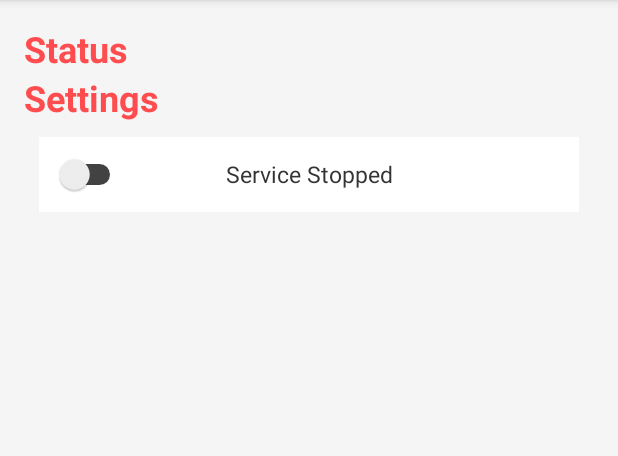
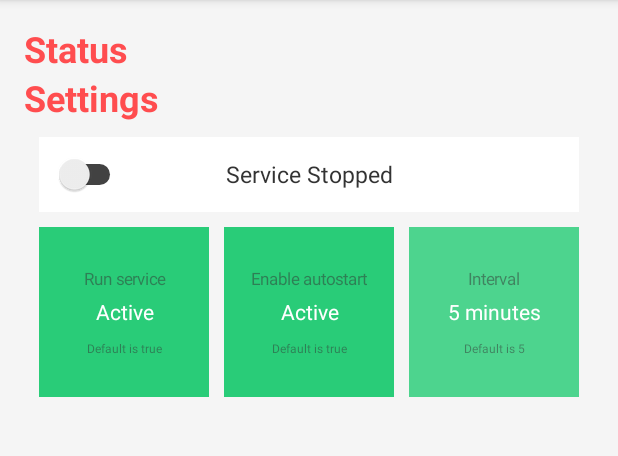
Before and after one commit to intxcc/OwnTrack, an Android app: the screen it shows after launch (MainActivity), on a phone screen of 412 x 824 dp, the part 84-540 px from its top. Run offline under Robolectric (Android 15) with nearby library versions, the phone set to English and light mode, and no system bars; 2 statements that could not run were skipped.

Commit message:
Dirty written, but good looking preference interface. Beautify!

```diff
--- a/app/src/main/java/cc/intx/owntrack/MainActivity.java
+++ b/app/src/main/java/cc/intx/owntrack/MainActivity.java
@@ -10,8 +10,11 @@ import android.util.Log;
 import android.view.View;
 import android.widget.CompoundButton;
 import android.widget.FrameLayout;
+import android.widget.GridView;
 import android.widget.Switch;
 import android.widget.TextView;
+
+import java.util.ArrayList;
 
 public class MainActivity extends AppCompatActivity {
     //Debug tag
@@ -27,7 +30,6 @@ public class MainActivity extends AppCompatActivity {
     private FrameLayout switchLayoutF;
     private TextView switchTextOverlay;
     private Switch activeSwitch;
-    private Preferences preferences;
 
     //Extend control service class, so we can use this class variables more easily
     public class ServiceControl extends ServiceControlClass {
@@ -136,7 +138,14 @@ public class MainActivity extends AppCompatActivity {
         switchTextOverlay = (TextView) findViewById(R.id.active_switcher_label_overlay);
         switchLayoutF = (FrameLayout) findViewById(R.id.active_switcher_text_overlay);
         activeSwitch = (Switch) findViewById(R.id.active_switch);
-        preferences = new Preferences(this, TAG);
+        Preferences preferences = new Preferences(this, TAG);
+
+        //TODO/////////////////////////////////////////////
+        GridView gridview = (GridView) findViewById(R.id.gridview);
+        ArrayList<Preferences.PrefItem> pItems = preferences.getAll();
+
+        gridview.setAdapter(new PreferenceItems(this, pItems, TAG, animationInterpolator, fastAnimationSpeed));
+        ////////////////////////////////////////////
 
         //Called when the layout of the view overlay changes
         switchLayoutOverlay.addOnLayoutChangeListener(new View.OnLayoutChangeListener() {
--- /dev/null
+++ b/app/src/main/java/cc/intx/owntrack/PreferenceItems.java
@@ -0,0 +1,290 @@
+package cc.intx.owntrack;
+
+import android.animation.TimeInterpolator;
+import android.content.Context;
+import android.graphics.Color;
+import android.os.Build;
+import android.util.Log;
+import android.util.Pair;
+import android.view.Gravity;
+import android.view.MotionEvent;
+import android.view.View;
+import android.view.ViewGroup;
+import android.view.animation.Animation;
+import android.view.animation.Interpolator;
+import android.view.animation.TranslateAnimation;
+import android.widget.ArrayAdapter;
+import android.widget.FrameLayout;
+import android.widget.NumberPicker;
+import android.widget.TextView;
+import android.widget.ViewFlipper;
+import java.util.ArrayList;
+
+public class PreferenceItems extends ArrayAdapter<Preferences.PrefItem> {
+    private String TAG;
+
+    private Context context;
+    private Interpolator animationInterpolator;
+    private int fastAnimationSpeed;
+    private float yMotion;
+
+    private class FlipperStyle {
+        private Preferences.PrefItem prefItem;
+        private ViewFlipper viewFlipper;
+
+        private int getColor(int color) {
+            if (Build.VERSION.SDK_INT >= Build.VERSION_CODES.M) {
+                return context.getResources().getColor(color, null);
+            }else {
+                return context.getResources().getColor(color);
+            }
+        }
+
+        private Animation getNewAnimation(boolean on, boolean reverse) {
+            Animation animation = new TranslateAnimation(Animation.RELATIVE_TO_SELF, 0, Animation.RELATIVE_TO_SELF, 0, Animation.RELATIVE_TO_SELF, reverse ? (on ? -1 : 0) : (on ? 1 : 0),
+                                                                                                                       Animation.RELATIVE_TO_SELF, reverse ? (on ? 0  : 1) : (on ? 0 : -1));
+            animation.setDuration(fastAnimationSpeed);
+            animation.setInterpolator(animationInterpolator);
+            return animation;
+        }
+
+        public FlipperStyle(final Preferences.PrefItem prefItem) {
+            this.prefItem = prefItem;
+
+            viewFlipper = new ViewFlipper(context);
+            viewFlipper.setBackgroundColor(getColor(R.color.settingsflipper_bg));
+
+            viewFlipper.setInAnimation(getNewAnimation(true, false));
+            viewFlipper.setOutAnimation(getNewAnimation(false, false));
+
+            viewFlipper.setOnTouchListener(new View.OnTouchListener() {
+                @Override
+                public boolean onTouch(View v, MotionEvent event) {
+                    yMotion = (event.getAxisValue(MotionEvent.AXIS_Y) - viewFlipper.getTop() - ((viewFlipper.getBottom() - viewFlipper.getTop()) / 2)) / (viewFlipper.getMeasuredHeight() / 2);
+                    return false;
+                }
+            });
+
+            viewFlipper.setOnClickListener(new View.OnClickListener() {
+                private boolean reverse = false;
+
+                @Override
+                public void onClick(View v) {
+                    ViewFlipper f = (ViewFlipper) v;
+
+                    if (customPicker >= 0) {
+                        return;
+                    }
+
+                    if (f.getChildCount() < 4) {
+                        if (reverse) {
+                            f.showPrevious();
+                        } else {
+                            f.showNext();
+                        }
+
+                        if (f.getDisplayedChild() >= f.getChildCount() - 1) {
+                            reverse = true;
+
+                            viewFlipper.setInAnimation(getNewAnimation(true, reverse));
+                            viewFlipper.setOutAnimation(getNewAnimation(false, reverse));
+                        } else if (f.getDisplayedChild() <= 0) {
+                            reverse = false;
+
+                            viewFlipper.setInAnimation(getNewAnimation(true, reverse));
+                            viewFlipper.setOutAnimation(getNewAnimation(false, reverse));
+                        }
+                    } else {
+                        if (yMotion < -0.5) {
+                            reverse = true;
+
+                            viewFlipper.setInAnimation(getNewAnimation(true, reverse));
+                            viewFlipper.setOutAnimation(getNewAnimation(false, reverse));
+
+                            viewFlipper.showPrevious();
+                        } else {
+                            reverse = false;
+
+                            viewFlipper.setInAnimation(getNewAnimation(true, reverse));
+                            viewFlipper.setOutAnimation(getNewAnimation(false, reverse));
+
+                            viewFlipper.showNext();
+                        }
+                    }
+                }
+            });
+
+            int min = -1;
+            int max = -1;
+            ArrayList<Pair<String,?>> states = prefItem.getStates();
+            for (Pair<String,?> p: states) {
+                String s = p.first;
+
+                int bgcolor = Color.MAGENTA;
+                int color = Color.CYAN;
+
+                if (prefItem.getType().equals(Boolean.class.getSimpleName())) {
+                    bgcolor = (Boolean) p.second ? getColor(R.color.active_green) : getColor(R.color.settingsflipper_bg);
+                    color = (Boolean) p.second ? getColor(R.color.settingsflipper_bg) : getColor(R.color.settingsflipper);
+                }
+
+                if (prefItem.getType().equals(Integer.class.getSimpleName())) {
+                    if (s.equals("max")) {
+                        max = (Integer) p.second;
+                        continue;
+                    }
+
+                    if (s.equals("min")) {
+                        min = (Integer) p.second;
+                        continue;
+                    }
+
+                    color = getColor(R.color.settingsflipper_bg);
+                    bgcolor = getColor(R.color.active_green);
+
+                    int step = 0;
+                    if (min != -1 && max != -1) {
+                        step = 150 / (max - min);
+                    }
+
+                    float[] hsv = new float[3];
+                    Color.colorToHSV(bgcolor, hsv);
+                    bgcolor = Color.HSVToColor(220 - ((Integer) p.second - min) * step, hsv);
+                }
+
+                if (p.second.toString().equals((prefItem.getValue()))) {
+                    addTextView(s, bgcolor, color, true);
+                } else {
+                    addTextView(s, bgcolor, color, false);
+                }
+            }
+
+            if (prefItem.getIsCustom()) {
+                pickedCustomView = addTextView("click for Custom", getColor(R.color.settingsflipper_bg), getColor(R.color.settingsflipper), false);
+
+                viewFlipper.setOnLongClickListener(new View.OnLongClickListener() {
+                    @Override
+                    public boolean onLongClick(final View v) {
+                        final ViewFlipper f = (ViewFlipper) v;
+
+                        NumberPicker numberPicker = new NumberPicker(context);
+                        numberPicker.setMinValue(1);
+                        numberPicker.setMaxValue(100);
+                        numberPicker.setValue(Integer.valueOf(prefItem.getValue()));
+                        numberPicker.setGravity(Gravity.CENTER);
+                        viewFlipper.addView(numberPicker, f.getMeasuredHeight(), f.getMeasuredWidth());
+
+                        numberPicker.setOnClickListener(new View.OnClickListener() {
+                            @Override
+                            public void onClick(View v) {
+                                NumberPicker f = (NumberPicker) v;
+
+                                pickedCustom = f.getValue();
+                                updateCustomValue();
+
+                                viewFlipper.removeView(f);
+                                customPicker = -1;
+                            }
+                        });
+
+                        customPicker = viewFlipper.indexOfChild(numberPicker);
+                        viewFlipper.setDisplayedChild(customPicker);
+
+                        return false;
+                    }
+                });
+            }
+        }
+
+        private void updateCustomValue() {
+            ((TextView) viewFlipper.getChildAt(pickedCustomView)).setText(Integer.toString(pickedCustom) + " minutes");
+        }
+
+        private int pickedCustomView = -1;
+        private int pickedCustom = -1;
+        private int customPicker = -1;
+        private int selectedView = -1;
+        private int addTextView(String text, int bg, int txt, boolean selected) {
+            TextView textView = new SquareTextView(context);
+            textView.setText(text);
+            textView.setGravity(Gravity.CENTER);
+            textView.setBackgroundColor(bg);
+            textView.setTextColor(txt);
+
+            viewFlipper.addView(textView);
+
+            if (selected) {
+                selectedView = viewFlipper.indexOfChild(textView);
+            }
+
+            return viewFlipper.indexOfChild(textView);
+        }
+
+        public FrameLayout getFlipper() {
+            if (selectedView >= 0) {
+                viewFlipper.setDisplayedChild(selectedView);
+            }
+
+            FrameLayout frameLayout = new FrameLayout(context);
+            frameLayout.addView(viewFlipper);
+
+            TextView textView = new TextView(context);
+            textView.setText(prefItem.getKey());
+            textView.setTextSize(11);
+            textView.setPadding(0, 40, 0, 0);
+            textView.setGravity(Gravity.CENTER_HORIZONTAL | Gravity.TOP);
+            textView.setBackgroundColor(Color.TRANSPARENT);
+            textView.setAlpha(0.5f);
+            textView.setTextColor(getColor(R.color.settingsflipper));
+
+            frameLayout.addView(textView);
+
+
+            textView = new TextView(context);
+            textView.setText("Default is " + prefItem.getDefValue());
+            textView.setTextSize(8);
+            textView.setPadding(0, 0, 0, 40);
+            textView.setGravity(Gravity.CENTER_HORIZONTAL | Gravity.BOTTOM);
+            textView.setBackgroundColor(Color.TRANSPARENT);
+            textView.setAlpha(0.5f);
+            textView.setTextColor(getColor(R.color.settingsflipper));
+
+            frameLayout.addView(textView);
+
+            return frameLayout;
+        }
+    }
+
+    private class SquareTextView extends TextView {
+        public SquareTextView(Context context) {
+            super(context);
+        }
+
+        @Override
+        public void onMeasure(int widthMeasureSpec, int heightMeasureSpec) {
+            super.onMeasure(widthMeasureSpec, widthMeasureSpec);
+        }
+    }
+
+    private FrameLayout createView(Preferences.PrefItem item) {
+        return (new FlipperStyle(item)).getFlipper();
+    }
+
+    public PreferenceItems(Context context, ArrayList<Preferences.PrefItem> pItems, String TAG, TimeInterpolator timeInterpolator, int fastAnimationSpeed) {
+        super(context, 0, pItems);
+
+        this.TAG = TAG;
+        this.context = context;
+        this.animationInterpolator = (Interpolator) timeInterpolator;
+        this.fastAnimationSpeed = fastAnimationSpeed;
+    }
+
+    @Override
+    public View getView(int position, View convertView, ViewGroup parent) {
+        if (convertView == null) {
+            convertView = createView(getItem(position));
+        }
+
+        return convertView;
+    }
+}
--- a/app/src/main/java/cc/intx/owntrack/Preferences.java
+++ b/app/src/main/java/cc/intx/owntrack/Preferences.java
@@ -3,8 +3,9 @@ package cc.intx.owntrack;
 import android.content.Context;
 import android.content.SharedPreferences;
 import android.util.Log;
-import java.util.HashMap;
-import java.util.Map;
+import android.util.Pair;
+
+import java.util.ArrayList;
 
 public class Preferences {
     //Debug tag
@@ -13,24 +14,93 @@ public class Preferences {
     private final String preferenceFile = "preferences";
     private SharedPreferences preferences;
 
-    private static final Map<String, String> defPreferences = new HashMap<>();
-    static {
-        defPreferences.put("Autostart", "true");
+    private int orderC = 0;
+    public class PrefItem<T> {
+        private String key;
+        private String defValue;
+        private String value;
+        private String type;
+        private int order;
+
+        private ArrayList<Pair<String,T>> states = new ArrayList<>();
+        private boolean addCustom = false;
+
+        public PrefItem(String key, T defValue) {
+            this.order = orderC++;
+            this.key = key;
+            this.type = defValue.getClass().getSimpleName();
+            this.defValue = defValue.toString();
+            this.value = preferences.getString(this.key, this.defValue);
+        }
+
+        public void addState(String desc, T state) {
+            states.add(new Pair<String, T>(desc, state));
+        }
+
+        public void setAddCustom(boolean custom) {
+            addCustom = custom;
+        }
+
+        public boolean getIsCustom() {
+            return addCustom;
+        }
+
+        public ArrayList<Pair<String,T>> getStates() {
+            return states;
+        }
+
+        public String getKey() {
+            return key;
+        }
+
+        public String getDefValue() {
+            return defValue;
+        }
+
+        public String getType() {
+            return type;
+        }
+
+        public String getValue() {
+            return value;
+        }
     }
+
+    private static final ArrayList<PrefItem> prefItems = new ArrayList<>();
 
     public Preferences(Context context, String TAG) {
         this.TAG = TAG;
 
+        prefItems.clear();
+
         preferences = context.getSharedPreferences(preferenceFile, Context.MODE_PRIVATE);
+
+        PrefItem nItem = new PrefItem<>("Run service", true);
+        nItem.addState("Active", true);
+        nItem.addState("Not Active", false);
+        prefItems.add(nItem);
+
+        nItem = new PrefItem<>("Enable autostart", true);
+        nItem.addState("Active", true);
+        nItem.addState("Not active", false);
+        prefItems.add(nItem);
+
+        nItem = new PrefItem<>("Interval", 5);
+        nItem.addState("min", 1);
+        nItem.addState("max", 60);
+        nItem.addState("1 minute", 1);
+        nItem.addState("2 minutes", 2);
+        nItem.addState("5 minutes", 5);
+        nItem.addState("10 minutes", 10);
+        nItem.addState("15 minutes", 15);
+        nItem.addState("30 minutes", 30);
+        nItem.addState("45 minutes", 45);
+        nItem.addState("60 minutes", 60);
+        nItem.setAddCustom(true);
+        prefItems.add(nItem);
     }
 
-    public String get(String key) {
-        return preferences.getString(key, defPreferences.get(key));
-    }
-
-    public boolean set(String key, String value) {
-        SharedPreferences.Editor editor = preferences.edit();
-        editor.putString(key, value);
-        return editor.commit();
+    public ArrayList<PrefItem> getAll() {
+        return prefItems;
     }
 }
--- a/app/src/main/res/layout/content_main.xml
+++ b/app/src/main/res/layout/content_main.xml
@@ -94,6 +94,7 @@
                     android:text="@string/active_switch_text_started"
                     android:id="@+id/active_switcher_label_overlay"
                     android:textColor="@color/activeSwitch_oncolor"
+                    android:textStyle="bold"
                     android:singleLine="true"
                     android:textSize="15sp" />
             </FrameLayout>
@@ -109,6 +110,17 @@
                 android:trackTintMode="screen" />
         </RelativeLayout>
 
+        <GridView xmlns:android="http://schemas.android.com/apk/res/android"
+            android:id="@+id/gridview"
+            android:layout_width="match_parent"
+            android:layout_height="match_parent"
+            android:paddingTop="10dp"
+            android:numColumns="3"
+            android:verticalSpacing="10dp"
+            android:horizontalSpacing="10dp"
+            android:columnWidth="50dp"
+            android:stretchMode="columnWidth" />
+
     </LinearLayout>
 
 </RelativeLayout>
--- a/app/src/main/res/values/colors.xml
+++ b/app/src/main/res/values/colors.xml
@@ -3,11 +3,16 @@
     <color name="colorPrimary">#e6393c</color>
     <color name="colorAccent">#50e6af</color>
 
+    <color name="active_green">#29cc78</color>
+    <color name="active_green_bg">#d9ffeb</color>
     <color name="hl_color">#ff4d4f</color>
 
     <color name="activeSwitch_offcolor_bg">#fff</color>
     <color name="activeSwitch_offcolor">#333</color>
 
-    <color name="activeSwitch_oncolor_bg">#d9ffeb</color>
-    <color name="activeSwitch_oncolor">#29cc78</color>
+    <color name="activeSwitch_oncolor">@color/active_green</color>
+    <color name="activeSwitch_oncolor_bg">@color/active_green_bg</color>
+
+    <color name="settingsflipper_bg">@color/activeSwitch_offcolor_bg</color>
+    <color name="settingsflipper">@color/activeSwitch_offcolor</color>
 </resources>
```
